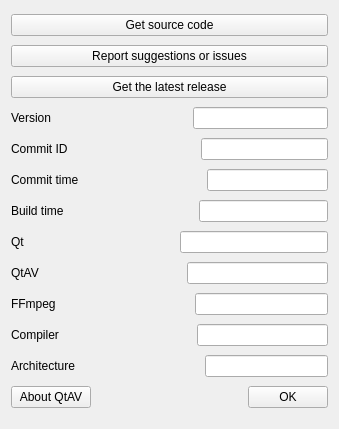
Before: the Qt Designer form src/forms/aboutdialog.ui in wangwenx190/dynamic-desktop, drawn with Qt 5.
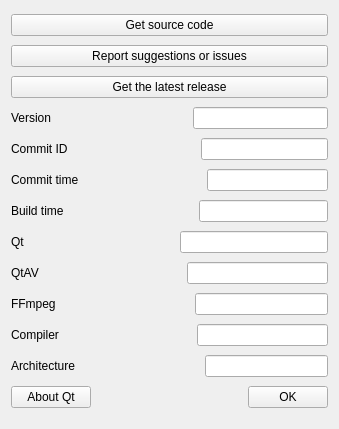
After: the same form once the commit is applied. Icons and pictures are not drawn.

What changed in the file:
```diff
--- a/src/forms/aboutdialog.ui
+++ b/src/forms/aboutdialog.ui
@@ -437,7 +437,7 @@
      <item>
       <widget class="QPushButton" name="pushButton_aboutQtAV">
        <property name="text">
-        <string>About QtAV</string>
+        <string>About Qt</string>
        </property>
       </widget>
      </item>
```
Left out of the diff: 2 changed lines with no effect on the pictures.
